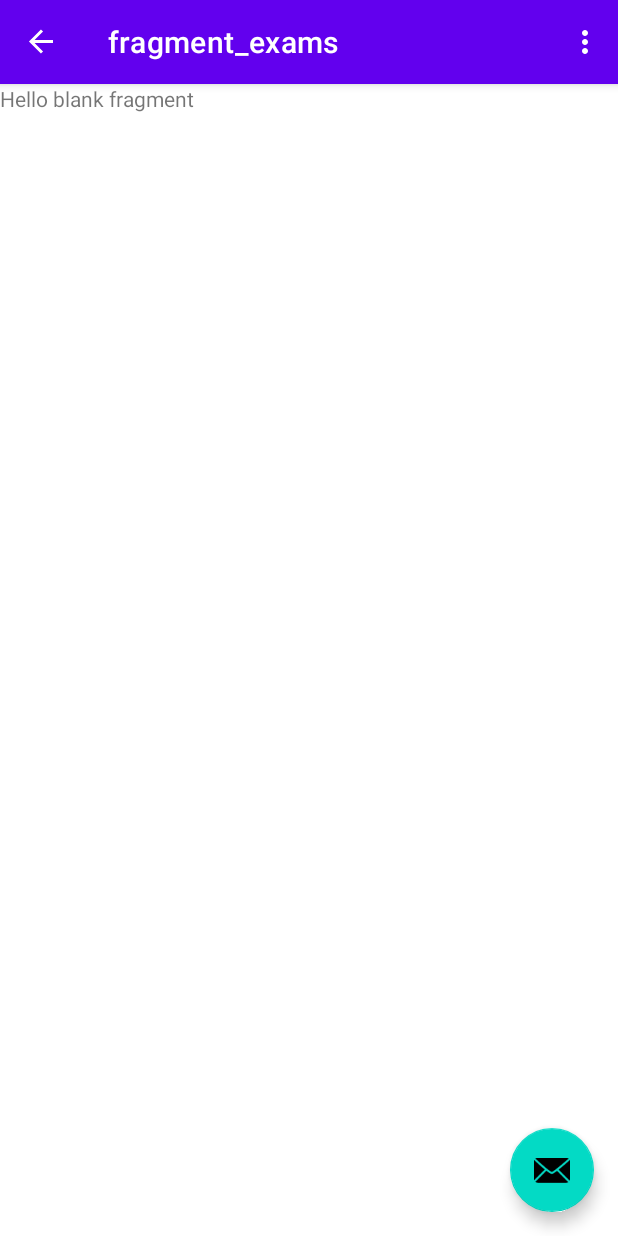
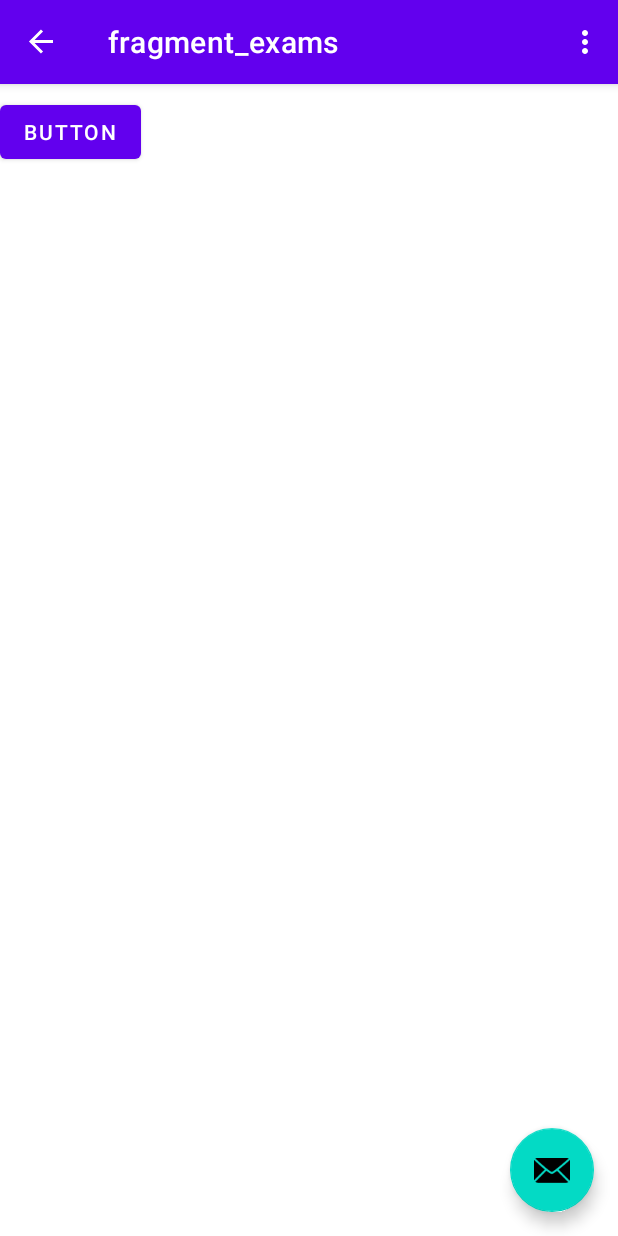
Before and after one commit to SandwichMitch/CollegeScheduler, an Android app: the screen it shows after launch (MainActivity), in the side drawer, after a tap on "Exams", on a phone screen of 412 x 824 dp. Run offline under Robolectric (Android 15) with nearby library versions, the phone set to English and light mode, and no system bars; our stand-ins replace navigation-ui.

Commit message:
Exam Fragment Button + Recycler View

```diff
--- a/app/src/main/res/layout/fragment_exams.xml
+++ b/app/src/main/res/layout/fragment_exams.xml
@@ -1,14 +1,32 @@
 <?xml version="1.0" encoding="utf-8"?>
 <FrameLayout xmlns:android="http://schemas.android.com/apk/res/android"
+    xmlns:app="http://schemas.android.com/apk/res-auto"
     xmlns:tools="http://schemas.android.com/tools"
     android:layout_width="match_parent"
     android:layout_height="match_parent"
     tools:context=".ExamsFragment">
 
     <!-- TODO: Update blank fragment layout -->
-    <TextView
+
+    <androidx.constraintlayout.widget.ConstraintLayout
         android:layout_width="match_parent"
-        android:layout_height="match_parent"
-        android:text="@string/hello_blank_fragment" />
+        android:layout_height="match_parent">
+
+        <androidx.recyclerview.widget.RecyclerView
+            android:id="@+id/recyclerView"
+            android:layout_width="match_parent"
+            android:layout_height="match_parent"
+            android:layout_marginTop="64dp"
+            app:layout_constraintTop_toTopOf="parent" />
+
+        <Button
+            android:id="@+id/button2"
+            android:layout_width="wrap_content"
+            android:layout_height="wrap_content"
+            android:text="Button"
+            app:layout_constraintBottom_toTopOf="@+id/recyclerView"
+            app:layout_constraintTop_toTopOf="parent"
+            tools:layout_editor_absoluteX="158dp" />
+    </androidx.constraintlayout.widget.ConstraintLayout>
 
 </FrameLayout>
--- a/app/src/main/res/menu/activity_main_drawer.xml
+++ b/app/src/main/res/menu/activity_main_drawer.xml
@@ -19,7 +19,7 @@
             android:id="@+id/nav_slideshow"
             android:icon="@drawable/ic_menu_slideshow"
             android:title="@string/assignments_fragment" />
-        <!-- This is slideshow fragment, will be assignments and exams list -->
+        <!-- This is slideshow fragment, will be assignments list -->
 
         <item
             android:id="@+id/nav_exams"
```
